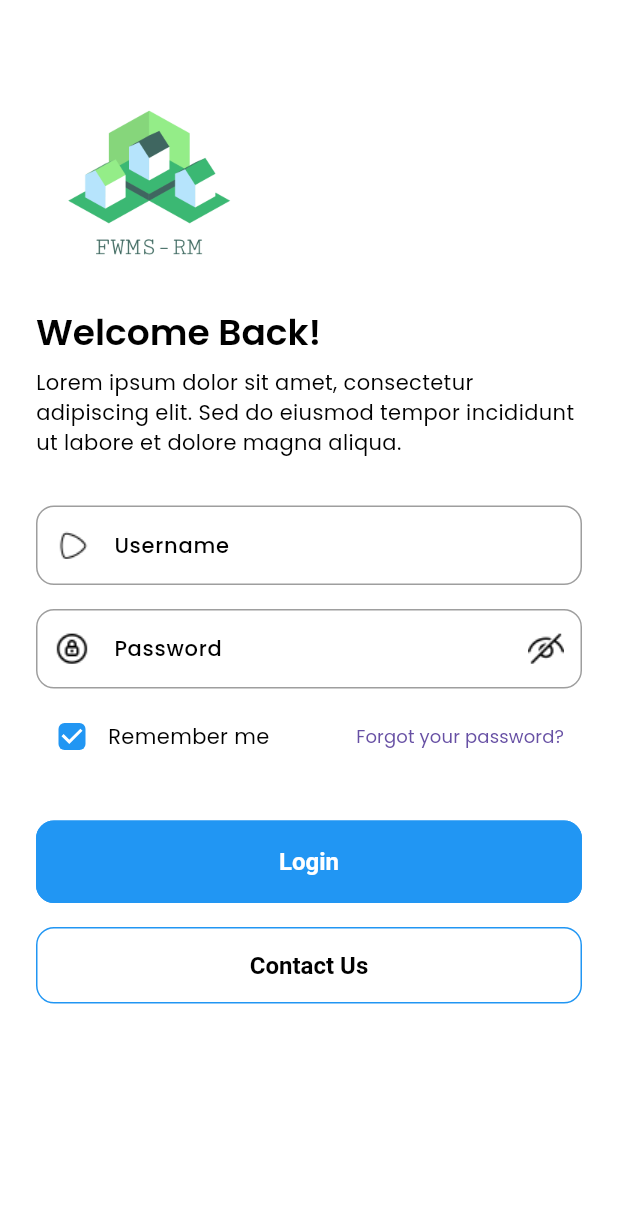
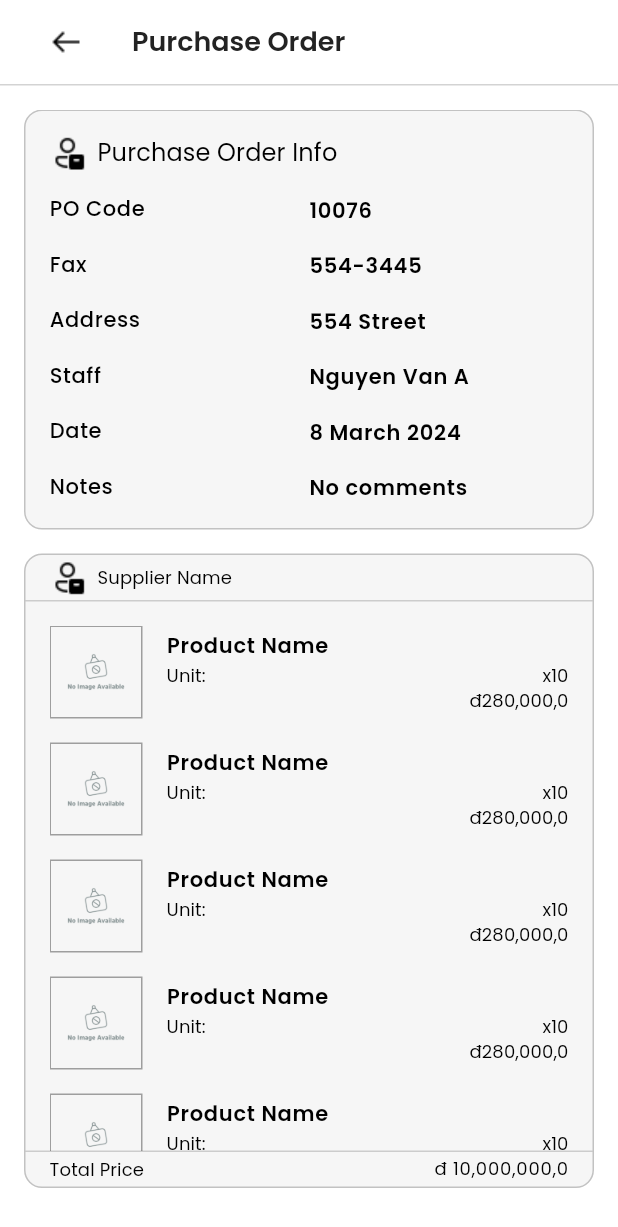
Before and after one commit to taitt0620/fwms-rm-app, a Flutter app: the screen it shows after launch, on a phone screen of 412 x 824 dp. Shown: the top 1227 px of the screen. Run offline on Flutter 3.47's test engine with Material 3 defaults, Android fonts, the phone set to English and light mode, and no system bars; our stand-ins replace bloc, dio, equatable, flutter_bloc, flutter_svg, go_router and 1 more.

Commit message:
feat: add Purchase Order Detail Screen

```diff
--- a/analysis_options.yaml
+++ b/analysis_options.yaml
@@ -21,9 +21,8 @@ linter:
   # `// ignore_for_file: name_of_lint` syntax on the line or in the file
   # producing the lint.
   rules:
-    prefer_const_constructors : false
+    - prefer_const_constructors
     # avoid_print: false  # Uncomment to disable the `avoid_print` rule
     # prefer_single_quotes: true  # Uncomment to enable the `prefer_single_quotes` rule
-
 # Additional information about this file can be found at
 # https://dart.dev/guides/language/analysis-options
--- a/lib/common/widgets/appbar.dart
+++ b/lib/common/widgets/appbar.dart
@@ -1,5 +1,4 @@
 import 'package:flutter/material.dart';
-import 'package:fwms_rm_app/config/theme/app_pallete.dart';
 import 'package:fwms_rm_app/utils/constants/colors.dart';
 import 'package:fwms_rm_app/utils/constants/image_strings.dart';
 import 'package:fwms_rm_app/utils/constants/sizes.dart';
--- /dev/null
+++ b/lib/config/client/http_client.dart
@@ -0,0 +1,8 @@
+import 'package:dio/dio.dart';
+import 'package:fwms_rm_app/utils/constants/api_constants.dart';
+
+final dio = Dio(
+  BaseOptions(
+    baseUrl: APIConstatnts.baseURL,
+  ),
+);
--- a/lib/config/http_client.dart
+++ /dev/null
@@ -1,7 +0,0 @@
-import 'package:dio/dio.dart';
-
-final dio = Dio(
-  BaseOptions(
-    baseUrl: 'https://fwms-rmv2.azurewebsites.net/api',
-  ),
-);
--- a/lib/config/router/router.dart
+++ b/lib/config/router/router.dart
@@ -1,13 +1,19 @@
 import 'package:flutter_bloc/flutter_bloc.dart';
 import 'package:fwms_rm_app/features/auth/bloc/auth_bloc.dart';
 import 'package:fwms_rm_app/screens/home/home_screen.dart';
-import 'package:fwms_rm_app/screens/sign_in/login.dart';
+import 'package:fwms_rm_app/screens/purchase_order_detail/purchase_order_detail_screen.dart';
 import 'package:fwms_rm_app/screens/sign_in/login_screen.dart';
 import 'package:go_router/go_router.dart';
 
 class RouteName {
   static const String home = '/';
   static const String login = '/sign-in';
+  static const String request = '/request';
+  static const String requestDetail = '/request/:id';
+  static const String requestCreate = '/request/create';
+  static const String purchaseOderDetail = '/purchase-order/:id';
+  static const String qualityReport = '/quality-report';
+  static const String qualityReportDetail = '/quality-report/:id';
 
   static const publicRoutes = [
     login,
@@ -22,7 +28,7 @@ final router = GoRouter(
     if (context.read<AuthBloc>().state is AuthAuthenticatedSuccess) {
       return null;
     }
-    return RouteName.login;
+    return RouteName.purchaseOderDetail;
   },
   routes: [
     GoRoute(
@@ -33,5 +39,11 @@ final router = GoRouter(
       path: RouteName.login,
       builder: (context, state) => LoginScreen(),
     ),
+    GoRoute(
+      path: RouteName.purchaseOderDetail,
+      builder: (context, state) => PurchaseOrderDetailScreen(
+        id: state.pathParameters['id'],
+      ),
+    )
   ],
 );
--- a/lib/config/theme/theme.dart
+++ b/lib/config/theme/theme.dart
@@ -1,6 +1,5 @@
 import 'package:flutter/material.dart';
 import 'package:fwms_rm_app/config/theme/app_pallete.dart';
-import 'package:google_fonts/google_fonts.dart';
 
 class AppTheme {
   static _border([Color color = AppPallete.enabledBorderColorDefault]) =>
--- a/lib/main.dart
+++ b/lib/main.dart
@@ -1,6 +1,6 @@
 import 'package:flutter/material.dart';
 import 'package:flutter_bloc/flutter_bloc.dart';
-import 'package:fwms_rm_app/config/http_client.dart';
+import 'package:fwms_rm_app/config/client/http_client.dart';
 import 'package:fwms_rm_app/config/router/router.dart';
 import 'package:fwms_rm_app/features/auth/bloc/auth_bloc.dart';
 import 'package:fwms_rm_app/features/auth/data/auth_api_client.dart';
--- /dev/null
+++ b/lib/screens/purchase_order_detail/purchase_order_detail_screen.dart
@@ -0,0 +1,41 @@
+import 'package:flutter/material.dart';
+import 'package:flutter/widgets.dart';
+import 'package:fwms_rm_app/common/widgets/appbar.dart';
+import 'package:fwms_rm_app/screens/purchase_order_detail/widgets/purchase_order_info_screen.dart';
+import 'package:fwms_rm_app/utils/constants/colors.dart';
+import 'package:fwms_rm_app/utils/constants/text_strings.dart';
+
+class PurchaseOrderDetailScreen extends StatefulWidget {
+  const PurchaseOrderDetailScreen({super.key, required this.id});
+  final String? id;
+  @override
+  State<PurchaseOrderDetailScreen> createState() =>
+      _PurchaseOrderDetailScreenState();
+}
+
+class _PurchaseOrderDetailScreenState extends State<PurchaseOrderDetailScreen> {
+  @override
+  Widget build(BuildContext context) {
+    return Column(
+      mainAxisSize: MainAxisSize.min,
+      children: [
+        CustomAppBar(
+          title: Text(
+            AppTexts.homeTitle,
+            style: Theme.of(context)
+                .textTheme
+                .headlineSmall!
+                .apply(color: AppColors.black),
+          ),
+          showBackArrow: true,
+        ),
+        Expanded(
+          child: Padding(
+            padding: const EdgeInsets.all(16.0),
+            child: PurchaseOrderInfoScreen(),
+          ),
+        ),
+      ],
+    );
+  }
+}
--- /dev/null
+++ b/lib/screens/purchase_order_detail/widgets/custom_row.dart
@@ -0,0 +1,34 @@
+import 'package:flutter/material.dart';
+
+class CustomLine extends StatelessWidget {
+  const CustomLine(
+      {super.key, required this.titleText, required this.detailText});
+  final String titleText;
+  final String detailText;
+  @override
+  Widget build(BuildContext context) {
+    return Row(
+      mainAxisAlignment: MainAxisAlignment.spaceBetween,
+      crossAxisAlignment: CrossAxisAlignment.start,
+      mainAxisSize: MainAxisSize.min,
+      children: [
+        Expanded(
+          child: Text(
+            titleText,
+            style: Theme.of(context).textTheme.bodySmall,
+            maxLines: 1,
+            overflow: TextOverflow.ellipsis,
+          ),
+        ),
+        Expanded(
+          child: Text(
+            detailText,
+            style: Theme.of(context).textTheme.bodyLarge,
+            maxLines: 1,
+            overflow: TextOverflow.ellipsis,
+          ),
+        ),
+      ],
+    );
+  }
+}
--- /dev/null
+++ b/lib/screens/purchase_order_detail/widgets/product.dart
@@ -0,0 +1,69 @@
+import 'package:flutter/material.dart';
+import 'package:flutter/widgets.dart';
+import 'package:fwms_rm_app/utils/constants/text_strings.dart';
+import 'package:fwms_rm_app/utils/formatters/formatter.dart';
+
+class Product extends StatelessWidget {
+  const Product({super.key});
+
+  @override
+  Widget build(BuildContext context) {
+    final formattedAmount = AppFormatter.formatCurrency(280000);
+    return Row(
+      children: [
+        Container(
+          decoration: BoxDecoration(
+            border: Border.all(color: Colors.grey),
+          ),
+          child: Image(
+            image: AssetImage('assets/images/Image_not_available.png'),
+            width: 60,
+            height: 60,
+          ),
+        ),
+        SizedBox(
+          width: 16,
+        ),
+        Expanded(
+          child: Column(
+            crossAxisAlignment: CrossAxisAlignment.stretch,
+            mainAxisAlignment: MainAxisAlignment.spaceBetween,
+            children: [
+              Row(
+                mainAxisAlignment: MainAxisAlignment.start,
+                children: [
+                  Text(
+                    'Product Name',
+                    style: Theme.of(context).textTheme.bodyLarge,
+                  ),
+                ],
+              ),
+              Row(
+                mainAxisAlignment: MainAxisAlignment.spaceBetween,
+                children: [
+                  Text(
+                    '${AppTexts.unit}: ',
+                    style: Theme.of(context).textTheme.labelLarge,
+                  ),
+                  Text(
+                    'x10',
+                    style: Theme.of(context).textTheme.labelLarge,
+                  ),
+                ],
+              ),
+              Row(
+                mainAxisAlignment: MainAxisAlignment.end,
+                children: [
+                  Text(
+                    'đ$formattedAmount',
+                    style: Theme.of(context).textTheme.labelLarge,
+                  ),
+                ],
+              ),
+            ],
+          ),
+        )
+      ],
+    );
+  }
+}
--- /dev/null
+++ b/lib/screens/purchase_order_detail/widgets/purchase_order_info_screen.dart
@@ -0,0 +1,173 @@
+import 'package:flutter/cupertino.dart';
+import 'package:flutter/material.dart';
+import 'package:flutter/widgets.dart';
+import 'package:fwms_rm_app/common/widgets/rounded_container.dart';
+import 'package:fwms_rm_app/screens/purchase_order_detail/widgets/custom_row.dart';
+import 'package:fwms_rm_app/screens/purchase_order_detail/widgets/product.dart';
+import 'package:fwms_rm_app/utils/constants/colors.dart';
+import 'package:fwms_rm_app/utils/constants/image_strings.dart';
+import 'package:fwms_rm_app/utils/constants/text_strings.dart';
+import 'package:fwms_rm_app/utils/formatters/formatter.dart';
+
+class PurchaseOrderInfoScreen extends StatelessWidget {
+  const PurchaseOrderInfoScreen({super.key});
+
+  @override
+  Widget build(BuildContext context) {
+    final formattedAmount = AppFormatter.formatCurrency(10000000);
+    return SingleChildScrollView(
+      child: Column(
+        children: [
+          CustomRoundedContainer(
+            showBorder: true,
+            padding: EdgeInsets.all(16),
+            child: Column(
+              mainAxisSize: MainAxisSize.min,
+              children: [
+                Row(
+                  children: [
+                    Image(
+                      image: AssetImage(AppImages.iconSupplier),
+                      width: 24,
+                      height: 24,
+                    ),
+                    SizedBox(width: 8),
+                    Text(
+                      AppTexts.purchaseOrderDetailInfo,
+                      style: Theme.of(context).textTheme.titleSmall,
+                    ),
+                  ],
+                ),
+                SizedBox(height: 16),
+                CustomLine(
+                  titleText: AppTexts.poCode,
+                  detailText: '10076',
+                ),
+                SizedBox(height: 16),
+                CustomLine(
+                  titleText: AppTexts.fax,
+                  detailText: '554-3445',
+                ),
+                SizedBox(height: 16),
+                CustomLine(
+                  titleText: AppTexts.address,
+                  detailText: '554 Street',
+                ),
+                SizedBox(height: 16),
+                CustomLine(
+                  titleText: AppTexts.staff,
+                  detailText: 'Nguyen Van A',
+                ),
+                SizedBox(height: 16),
+                CustomLine(
+                  titleText: AppTexts.date,
+                  detailText: '8 March 2024',
+                ),
+                SizedBox(height: 16),
+                CustomLine(
+                  titleText: AppTexts.notes,
+                  detailText: 'No comments',
+                ),
+              ],
+            ),
+          ),
+          SizedBox(height: 16),
+          CustomRoundedContainer(
+            showBorder: true,
+            child: Column(
+              mainAxisSize: MainAxisSize.min,
+              children: [
+                Padding(
+                  padding: const EdgeInsets.only(
+                      left: 16, right: 16, top: 3, bottom: 3),
+                  child: Row(
+                    children: [
+                      Image(
+                        image: AssetImage(AppImages.iconSupplier),
+                        width: 24,
+                        height: 24,
+                      ),
+                      SizedBox(width: 8),
+                      Text(
+                        AppTexts.supplierName,
+                        style: Theme.of(context).textTheme.labelLarge,
+                      ),
+                    ],
+                  ),
+                ),
+                Divider(
+                  color: AppColors.black.withOpacity(0.2),
+                  height: 1,
+                ),
+                SizedBox(height: 16),
+                SizedBox(
+                  width: double.infinity,
+                  height: 350,
+                  child: Padding(
+                    padding: EdgeInsets.only(left: 16, right: 16),
+                    child: SingleChildScrollView(
+                      child: Column(
+                        children: [
+                          ListView.builder(
+                            shrinkWrap: true,
+                            itemCount: 20,
+                            itemBuilder: (context, index) {
+                              return Column(
+                                children: [
+                                  Product(),
+                                  SizedBox(height: 16),
+                                ],
+                              );
+                            },
+                          ),
+                        ],
+                      ),
+                    ),
+                  ),
+                ),
+                Divider(
+                  color: AppColors.black.withOpacity(0.2),
+                  height: 1,
+                ),
+                Padding(
+                  padding: const EdgeInsets.only(
+                      left: 16, right: 16, top: 3, bottom: 3),
+                  child: Row(
+                    mainAxisAlignment: MainAxisAlignment.spaceBetween,
+                    children: [
+                      Text(
+                        AppTexts.totalPrice,
+                        style: Theme.of(context).textTheme.labelLarge,
+                      ),
+                      SizedBox(width: 8),
+                      Text(
+                        'đ $formattedAmount',
+                        style: Theme.of(context).textTheme.labelMedium,
+                      ),
+                    ],
+                  ),
+                ),
+                // CustomRow(titleText: 'ID', detailText: 'PO-12345'),
+                // SizedBox(height: 16),
+                // CustomRow(titleText: 'ID', detailText: 'PO-12345'),
+                // SizedBox(height: 16),
+                // CustomRow(titleText: 'ID', detailText: 'PO-12345'),
+                // SizedBox(height: 16),
+                // CustomRow(titleText: 'ID', detailText: 'PO-12345'),
+                // SizedBox(height: 16),
+              ],
+            ),
+          ),
+          SizedBox(height: 16),
+          SizedBox(
+            width: double.infinity,
+            child: ElevatedButton(
+              onPressed: () {},
+              child: Text('Xác nhận'),
+            ),
+          ),
+        ],
+      ),
+    );
+  }
+}
--- a/lib/utils/constants/text_strings.dart
+++ b/lib/utils/constants/text_strings.dart
@@ -17,4 +17,17 @@ class AppTexts {
 
   // HomeScreen
   static const String homeTitle = "Purchase Order";
+
+  // Purchase Order Detail Screen
+  static const String purchaseOrderDetailTitle = "Purchase Order Detail";
+  static const String purchaseOrderDetailInfo = "Purchase Order Info";
+  static const String poCode = "PO Code";
+  static const String fax = "Fax";
+  static const String address = "Address";
+  static const String staff = "Staff";
+  static const String date = "Date";
+  static const String notes = "Notes";
+  static const String supplierName = "Supplier Name";
+  static const String unit = "Unit";
+  static const String totalPrice = "Total Price";
 }
--- /dev/null
+++ b/lib/utils/formatters/formatter.dart
@@ -0,0 +1,15 @@
+import 'package:intl/intl.dart';
+
+class AppFormatter {
+  static String formatDate(DateTime? date) {
+    date ??= DateTime.now();
+    return DateFormat('dd MMMM yyyy').format(date);
+  }
+
+  static String formatCurrency(double amount) {
+    var parts = amount.toString().split('.');
+    parts[0] = parts[0].replaceAllMapped(
+        RegExp(r'(\d{1,3})(?=(\d{3})+(?!\d))'), (Match m) => '${m[1]},');
+    return parts.join(',');
+  }
+}
--- a/lib/utils/theme/custom_theme/text_theme.dart
+++ b/lib/utils/theme/custom_theme/text_theme.dart
@@ -36,7 +36,7 @@ class CustomTextTheme {
     ),
     bodyLarge: const TextStyle().copyWith(
       fontSize: 14.0,
-      fontWeight: FontWeight.w500,
+      fontWeight: FontWeight.w600,
       color: Colors.black,
     ),
     bodyMedium: const TextStyle().copyWith(
```
Also changed, not shown: assets/images/Image_not_available.png (added).
